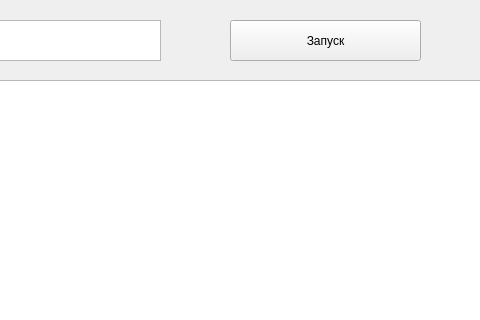
Qt form main.ui (ksieuk/yandex-4) before a commit; both pictures show x 320 to 800 and y 0 to 320 of the 800 by 541 pixel window.
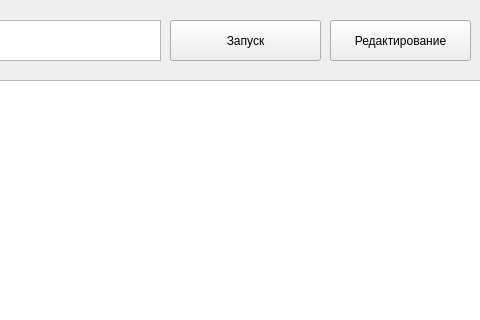
The same form after that commit.

```diff
--- a/main.ui
+++ b/main.ui
@@ -37,9 +37,9 @@
    <widget class="QPushButton" name="pb_run">
     <property name="geometry">
      <rect>
-      <x>550</x>
+      <x>490</x>
       <y>20</y>
-      <width>191</width>
+      <width>151</width>
       <height>41</height>
      </rect>
     </property>
@@ -47,6 +47,19 @@
      <string>Запуск</string>
     </property>
    </widget>
+   <widget class="QPushButton" name="pb_editing">
+    <property name="geometry">
+     <rect>
+      <x>650</x>
+      <y>20</y>
+      <width>141</width>
+      <height>41</height>
+     </rect>
+    </property>
+    <property name="text">
+     <string>Редактирование</string>
+    </property>
+   </widget>
   </widget>
  </widget>
  <resources/>
```
